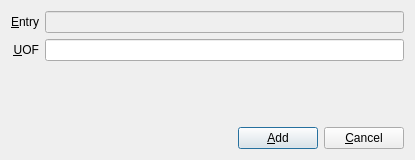
Above: designer/newoccs.ui from sobjornstad/tabularium before the change. Below: the same form after it.
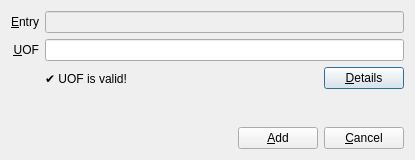
That is the form after the change.

Commit message: preview UOF validation as you type

```diff
--- a/designer/newoccs.ui
+++ b/designer/newoccs.ui
@@ -13,12 +13,7 @@
   <property name="windowTitle">
    <string>Add Occurrences</string>
   </property>
-  <layout class="QHBoxLayout" name="horizontalLayout_2">
-   <item>
     <layout class="QGridLayout" name="gridLayout">
-     <item row="1" column="1">
-      <widget class="QLineEdit" name="valueBox"/>
-     </item>
      <item row="0" column="0">
       <widget class="QLabel" name="label">
        <property name="text">
@@ -32,7 +27,70 @@
        </property>
       </widget>
      </item>
+   <item row="0" column="1">
+    <widget class="QLineEdit" name="entryBox">
+     <property name="enabled">
+      <bool>false</bool>
+     </property>
+     <property name="readOnly">
+      <bool>true</bool>
+     </property>
+    </widget>
+   </item>
+   <item row="1" column="0">
+    <widget class="QLabel" name="label_2">
+     <property name="text">
+      <string>&amp;UOF</string>
+     </property>
+     <property name="alignment">
+      <set>Qt::AlignRight|Qt::AlignTrailing|Qt::AlignVCenter</set>
+     </property>
+     <property name="buddy">
+      <cstring>valueBox</cstring>
+     </property>
+    </widget>
+   </item>
+   <item row="1" column="1">
+    <widget class="QLineEdit" name="valueBox"/>
+   </item>
+   <item row="2" column="1">
+    <layout class="QHBoxLayout" name="horizontalLayout_2">
+     <item>
+      <widget class="QLabel" name="validationLabel">
+       <property name="text">
+        <string>✔️ UOF is valid!</string>
+       </property>
+      </widget>
+     </item>
+     <item>
+      <widget class="QPushButton" name="validationHelpButton">
+       <property name="sizePolicy">
+        <sizepolicy hsizetype="Fixed" vsizetype="Fixed">
+         <horstretch>0</horstretch>
+         <verstretch>0</verstretch>
+        </sizepolicy>
+       </property>
+       <property name="text">
+        <string>&amp;Details</string>
+       </property>
+      </widget>
+     </item>
+    </layout>
+   </item>
      <item row="3" column="1">
+    <spacer name="verticalSpacer">
+     <property name="orientation">
+      <enum>Qt::Vertical</enum>
+     </property>
+     <property name="sizeHint" stdset="0">
+      <size>
+       <width>358</width>
+       <height>11</height>
+      </size>
+     </property>
+    </spacer>
+   </item>
+   <item row="4" column="1">
       <layout class="QHBoxLayout" name="horizontalLayout">
        <item>
         <spacer name="horizontalSpacer">
@@ -60,44 +118,6 @@
           <string>&amp;Cancel</string>
          </property>
         </widget>
-       </item>
-      </layout>
-     </item>
-     <item row="1" column="0">
-      <widget class="QLabel" name="label_2">
-       <property name="text">
-        <string>&amp;UOF</string>
-       </property>
-       <property name="alignment">
-        <set>Qt::AlignRight|Qt::AlignTrailing|Qt::AlignVCenter</set>
-       </property>
-       <property name="buddy">
-        <cstring>valueBox</cstring>
-       </property>
-      </widget>
-     </item>
-     <item row="0" column="1">
-      <widget class="QLineEdit" name="entryBox">
-       <property name="enabled">
-        <bool>false</bool>
-       </property>
-       <property name="readOnly">
-        <bool>true</bool>
-       </property>
-      </widget>
-     </item>
-     <item row="2" column="1">
-      <spacer name="verticalSpacer">
-       <property name="orientation">
-        <enum>Qt::Vertical</enum>
-       </property>
-       <property name="sizeHint" stdset="0">
-        <size>
-         <width>20</width>
-         <height>40</height>
-        </size>
-       </property>
-      </spacer>
      </item>
     </layout>
    </item>
```
Lines whose indentation alone changed are shown as unchanged. The commit also changes 2 other files.
